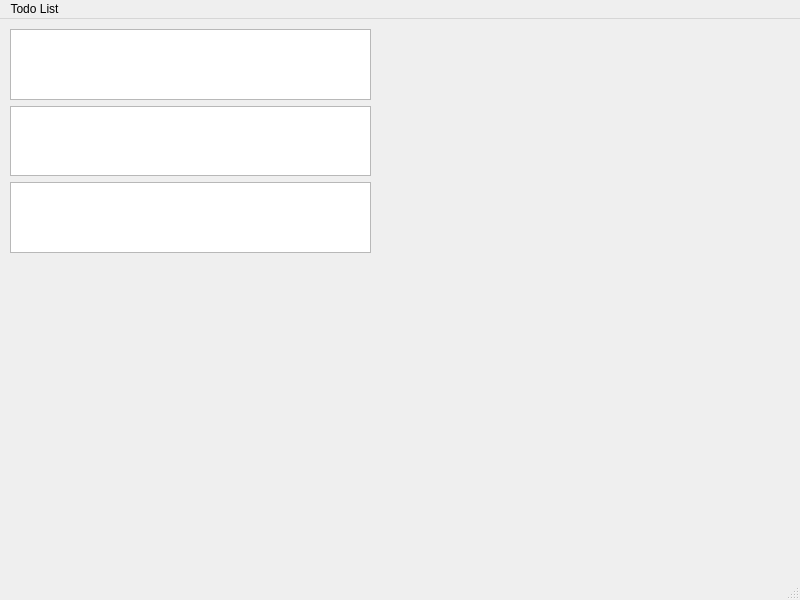
Before: the Qt Designer form mainwindow.ui in Chris-J03/SmartTaskManager, drawn with Qt 5.
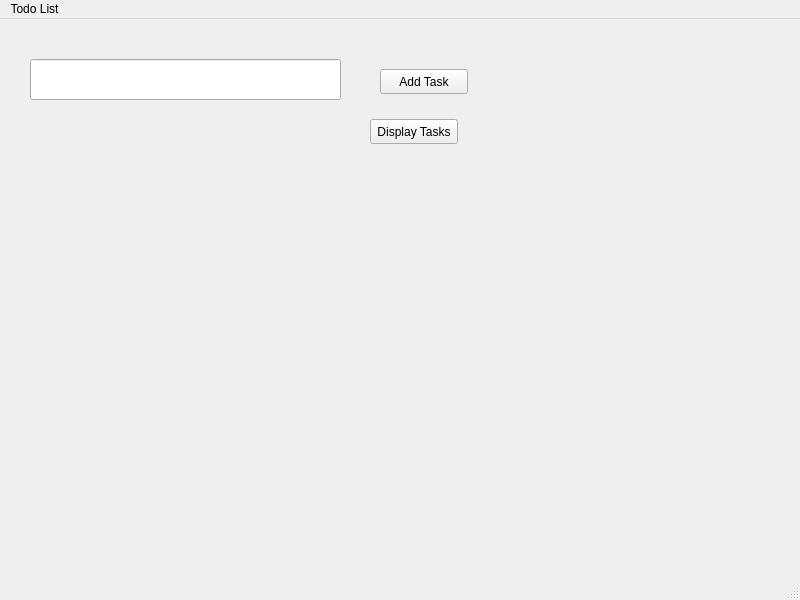
After: the same form once the commit is applied.

Patch:
```diff
--- a/mainwindow.ui
+++ b/mainwindow.ui
@@ -14,26 +14,41 @@
    <string>MainWindow</string>
   </property>
   <widget class="QWidget" name="centralwidget">
-   <widget class="QWidget" name="verticalLayoutWidget">
+   <widget class="QPushButton" name="btnAddTask">
     <property name="geometry">
      <rect>
-      <x>10</x>
-      <y>10</y>
-      <width>361</width>
-      <height>224</height>
+      <x>380</x>
+      <y>50</y>
+      <width>88</width>
+      <height>25</height>
      </rect>
     </property>
-    <layout class="QVBoxLayout" name="verticalLayout">
-     <item>
-      <widget class="QTextEdit" name="textEdit_2"/>
-     </item>
-     <item>
-      <widget class="QTextEdit" name="textEdit_3"/>
-     </item>
-     <item>
-      <widget class="QTextEdit" name="textEdit"/>
-     </item>
-    </layout>
+    <property name="text">
+     <string>Add Task</string>
+    </property>
+   </widget>
+   <widget class="QLineEdit" name="txtAddTask">
+    <property name="geometry">
+     <rect>
+      <x>30</x>
+      <y>40</y>
+      <width>311</width>
+      <height>41</height>
+     </rect>
+    </property>
+   </widget>
+   <widget class="QPushButton" name="btnDisplayTask">
+    <property name="geometry">
+     <rect>
+      <x>370</x>
+      <y>100</y>
+      <width>88</width>
+      <height>25</height>
+     </rect>
+    </property>
+    <property name="text">
+     <string>Display Tasks</string>
+    </property>
    </widget>
   </widget>
   <widget class="QMenuBar" name="menubar">
```
